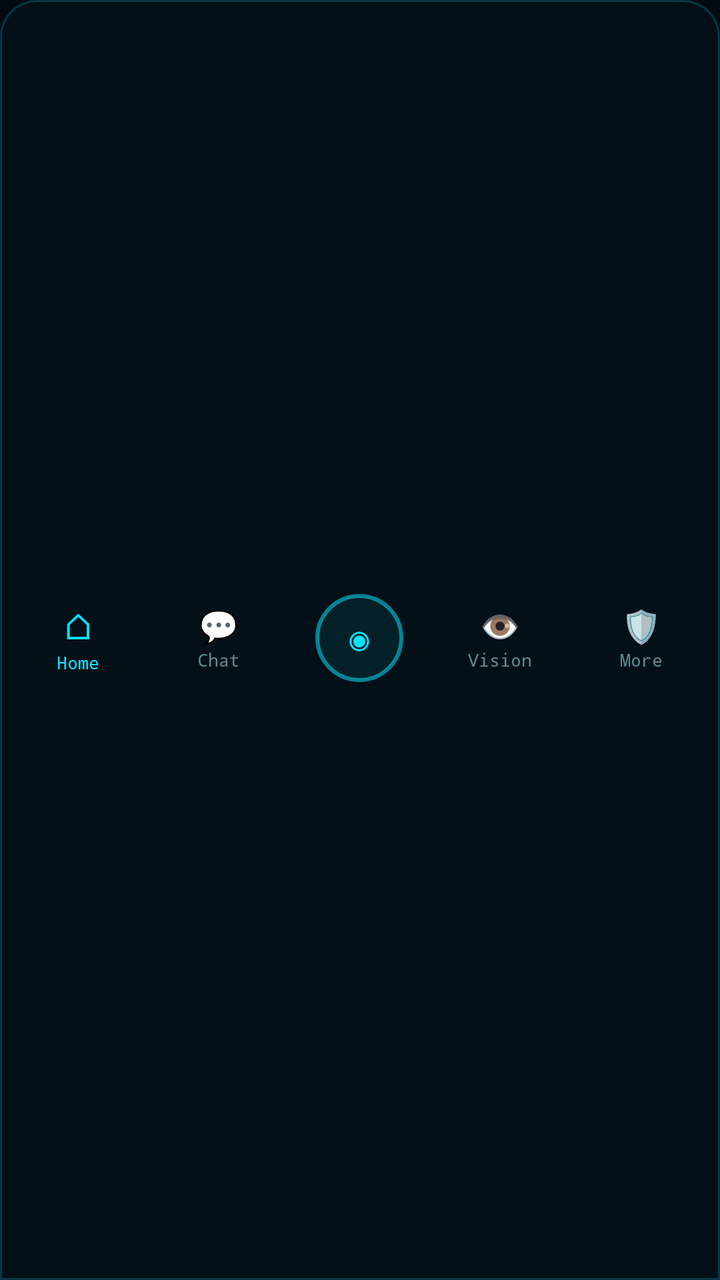
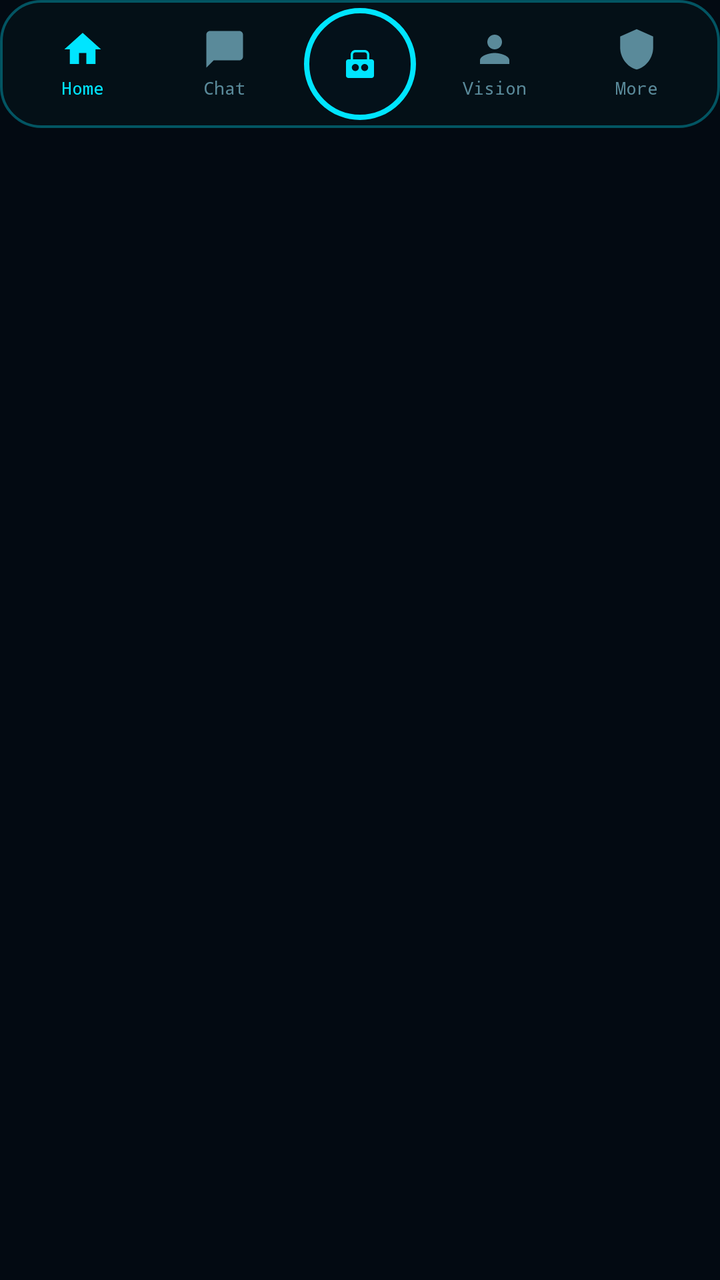

Screens rendered from an Android XML layout before and after an edit, with the pre-edit source and the edit as a unified diff.
<!-- AndroidManifest.xml: application theme Theme.Jarvis -->
<!-- res/layout/include_bottom_nav.xml -->
<?xml version="1.0" encoding="utf-8"?>
<LinearLayout xmlns:android="http://schemas.android.com/apk/res/android"
    android:id="@+id/bottomNav"
    android:layout_width="match_parent"
    android:layout_height="60dp"
    android:orientation="horizontal"
    android:gravity="center"
    android:background="@drawable/bg_jg_bottom_nav"
    android:paddingTop="4dp"
    android:paddingBottom="6dp"
    android:paddingStart="4dp"
    android:paddingEnd="4dp">

    <LinearLayout
        android:id="@+id/navHome"
        android:layout_width="0dp"
        android:layout_height="match_parent"
        android:layout_weight="1"
        android:orientation="vertical"
        android:gravity="center"
        android:background="?android:attr/selectableItemBackgroundBorderless">
        <TextView
            android:layout_width="wrap_content"
            android:layout_height="wrap_content"
            android:text="⌂"
            android:textColor="#00E5FF"
            android:textSize="18sp" />
        <TextView
            android:layout_width="wrap_content"
            android:layout_height="wrap_content"
            android:text="Home"
            android:textColor="#00E5FF"
            android:textSize="9sp"
            android:fontFamily="monospace" />
    </LinearLayout>

    <LinearLayout
        android:id="@+id/navChat"
        android:layout_width="0dp"
        android:layout_height="match_parent"
        android:layout_weight="1"
        android:orientation="vertical"
        android:gravity="center"
        android:background="?android:attr/selectableItemBackgroundBorderless">
        <TextView
            android:layout_width="wrap_content"
            android:layout_height="wrap_content"
            android:text="💬"
            android:textColor="#5C8A94"
            android:textSize="16sp" />
        <TextView
            android:layout_width="wrap_content"
            android:layout_height="wrap_content"
            android:text="Chat"
            android:textColor="#5C8A94"
            android:textSize="9sp"
            android:fontFamily="monospace" />
    </LinearLayout>

    
    <LinearLayout
        android:id="@+id/navMic"
        android:layout_width="0dp"
        android:layout_height="match_parent"
        android:layout_weight="1"
        android:orientation="vertical"
        android:gravity="center"
        android:background="?android:attr/selectableItemBackgroundBorderless">
        <TextView
            android:layout_width="44dp"
            android:layout_height="44dp"
            android:gravity="center"
            android:text="◉"
            android:textColor="#00E5FF"
            android:textSize="22sp"
            android:background="@drawable/bg_jg_reactor_ring" />
    </LinearLayout>

    <LinearLayout
        android:id="@+id/navArmor"
        android:layout_width="0dp"
        android:layout_height="match_parent"
        android:layout_weight="1"
        android:orientation="vertical"
        android:gravity="center"
        android:background="?android:attr/selectableItemBackgroundBorderless">
        <TextView
            android:layout_width="wrap_content"
            android:layout_height="wrap_content"
            android:text="👁"
            android:textColor="#5C8A94"
            android:textSize="16sp" />
        <TextView
            android:layout_width="wrap_content"
            android:layout_height="wrap_content"
            android:text="Vision"
            android:textColor="#5C8A94"
            android:textSize="9sp"
            android:fontFamily="monospace" />
    </LinearLayout>

    <LinearLayout
        android:id="@+id/navSettings"
        android:layout_width="0dp"
        android:layout_height="match_parent"
        android:layout_weight="1"
        android:orientation="vertical"
        android:gravity="center"
        android:background="?android:attr/selectableItemBackgroundBorderless">
        <TextView
            android:layout_width="wrap_content"
            android:layout_height="wrap_content"
            android:text="🛡"
            android:textColor="#5C8A94"
            android:textSize="16sp" />
        <TextView
            android:layout_width="wrap_content"
            android:layout_height="wrap_content"
            android:text="More"
            android:textColor="#5C8A94"
            android:textSize="9sp"
            android:fontFamily="monospace" />
    </LinearLayout>
</LinearLayout>
<!-- resources referenced by this layout -->
<resources>
  <!-- drawable bg_jg_bottom_nav (drawable) -->
  <?xml version="1.0" encoding="utf-8"?>
  <shape xmlns:android="http://schemas.android.com/apk/res/android" android:shape="rectangle">
      <solid android:color="#F0051018"/>
      <stroke android:width="1dp" android:color="#3300E5FF"/>
      <corners android:topLeftRadius="18dp" android:topRightRadius="18dp"/>
  </shape>
  <!-- drawable bg_jg_reactor_ring (drawable) -->
  <?xml version="1.0" encoding="utf-8"?>
  <shape xmlns:android="http://schemas.android.com/apk/res/android" android:shape="oval">
      <stroke android:width="2dp" android:color="#8800E5FF"/>
      <solid android:color="#1400E5FF"/>
  </shape>
  <style name="Theme.Jarvis" parent="Theme.AppCompat.NoActionBar">
          <item name="android:statusBarColor">#030A12</item>
          <item name="android:navigationBarColor">#030A12</item>
          <item name="android:windowBackground">#030A12</item>
          <item name="colorPrimary">#00E5FF</item>
          <item name="colorPrimaryDark">#030A12</item>
          <item name="colorAccent">#00E5FF</item>
          <item name="android:colorBackground">#030A12</item>
          <item name="android:windowLightStatusBar">false</item>
          <item name="android:textColorPrimary">#E8F7FF</item>
          <item name="android:textColorSecondary">#6B9AAB</item>
      </style>
</resources>

<!-- the commit's change to res/layout/include_bottom_nav.xml (unified diff, before → after) -->
@@ -1,124 +1,134 @@
 <?xml version="1.0" encoding="utf-8"?>
-<LinearLayout xmlns:android="http://schemas.android.com/apk/res/android"
-    android:id="@+id/bottomNav"
+<FrameLayout xmlns:android="http://schemas.android.com/apk/res/android"
     android:layout_width="match_parent"
-    android:layout_height="60dp"
-    android:orientation="horizontal"
-    android:gravity="center"
-    android:background="@drawable/bg_jg_bottom_nav"
-    android:paddingTop="4dp"
-    android:paddingBottom="6dp"
-    android:paddingStart="4dp"
-    android:paddingEnd="4dp">
+    android:layout_height="wrap_content"
+    android:paddingBottom="4dp">
 
     <LinearLayout
-        android:id="@+id/navHome"
-        android:layout_width="0dp"
-        android:layout_height="match_parent"
-        android:layout_weight="1"
-        android:orientation="vertical"
-        android:gravity="center"
-        android:background="?android:attr/selectableItemBackgroundBorderless">
-        <TextView
-            android:layout_width="wrap_content"
-            android:layout_height="wrap_content"
-            android:text="⌂"
-            android:textColor="#00E5FF"
-            android:textSize="18sp" />
-        <TextView
-            android:layout_width="wrap_content"
-            android:layout_height="wrap_content"
-            android:text="Home"
-            android:textColor="#00E5FF"
-            android:textSize="9sp"
-            android:fontFamily="monospace" />
+        android:layout_width="match_parent"
+        android:layout_height="64dp"
+        android:orientation="horizontal"
+        android:gravity="center_vertical"
+        android:background="@drawable/bg_bottom_nav_ref"
+        android:paddingStart="6dp"
+        android:paddingEnd="6dp">
+
+        
+        <LinearLayout
+            android:id="@+id/navHome"
+            android:layout_width="0dp"
+            android:layout_height="match_parent"
+            android:layout_weight="1"
+            android:orientation="vertical"
+            android:gravity="center"
+            android:clickable="true"
+            android:focusable="true">
+            <ImageView
+                android:layout_width="22dp"
+                android:layout_height="22dp"
+                android:src="@drawable/ic_home"
+                android:tint="#00E5FF" />
+            <TextView
+                android:layout_width="wrap_content"
+                android:layout_height="wrap_content"
+                android:text="Home"
+                android:textColor="#00E5FF"
+                android:textSize="9sp"
+                android:fontFamily="monospace"
+                android:layout_marginTop="2dp" />
+        </LinearLayout>
+
+        
+        <LinearLayout
+            android:id="@+id/navChat"
+            android:layout_width="0dp"
+            android:layout_height="match_parent"
+            android:layout_weight="1"
+            android:orientation="vertical"
+            android:gravity="center"
+            android:clickable="true"
+            android:focusable="true">
+            <ImageView
+                android:layout_width="22dp"
+                android:layout_height="22dp"
+                android:src="@drawable/ic_chat"
+                android:tint="#5A8A9A" />
+            <TextView
+                android:layout_width="wrap_content"
+                android:layout_height="wrap_content"
+                android:text="Chat"
+                android:textColor="#5A8A9A"
+                android:textSize="9sp"
+                android:fontFamily="monospace"
+                android:layout_marginTop="2dp" />
+        </LinearLayout>
+
+        
+        <FrameLayout
+            android:id="@+id/navMic"
+            android:layout_width="56dp"
+            android:layout_height="56dp"
+            android:layout_marginStart="4dp"
+            android:layout_marginEnd="4dp"
+            android:background="@drawable/bg_nav_center"
+            android:clickable="true"
+            android:focusable="true">
+            <ImageView
+                android:layout_width="28dp"
+                android:layout_height="28dp"
+                android:layout_gravity="center"
+                android:src="@drawable/ic_robot"
+                android:tint="#00E5FF" />
+        </FrameLayout>
+
+        
+        <LinearLayout
+            android:id="@+id/navArmor"
+            android:layout_width="0dp"
+            android:layout_height="match_parent"
+            android:layout_weight="1"
+            android:orientation="vertical"
+            android:gravity="center"
+            android:clickable="true"
+            android:focusable="true">
+            <ImageView
+                android:layout_width="22dp"
+                android:layout_height="22dp"
+                android:src="@drawable/ic_person"
+                android:tint="#5A8A9A" />
+            <TextView
+                android:layout_width="wrap_content"
+                android:layout_height="wrap_content"
+                android:text="Vision"
+                android:textColor="#5A8A9A"
+                android:textSize="9sp"
+                android:fontFamily="monospace"
+                android:layout_marginTop="2dp" />
+        </LinearLayout>
+
+        
+        <LinearLayout
+            android:id="@+id/navSettings"
+            android:layout_width="0dp"
+            android:layout_height="match_parent"
+            android:layout_weight="1"
+            android:orientation="vertical"
+            android:gravity="center"
+            android:clickable="true"
+            android:focusable="true">
+            <ImageView
+                android:layout_width="22dp"
+                android:layout_height="22dp"
+                android:src="@drawable/ic_shield"
+                android:tint="#5A8A9A" />
+            <TextView
+                android:layout_width="wrap_content"
+                android:layout_height="wrap_content"
+                android:text="More"
+                android:textColor="#5A8A9A"
+                android:textSize="9sp"
+                android:fontFamily="monospace"
+                android:layout_marginTop="2dp" />
+        </LinearLayout>
     </LinearLayout>
-
-    <LinearLayout
-        android:id="@+id/navChat"
-        android:layout_width="0dp"
-        android:layout_height="match_parent"
-        android:layout_weight="1"
-        android:orientation="vertical"
-        android:gravity="center"
-        android:background="?android:attr/selectableItemBackgroundBorderless">
-        <TextView
-            android:layout_width="wrap_content"
-            android:layout_height="wrap_content"
-            android:text="💬"
-            android:textColor="#5C8A94"
-            android:textSize="16sp" />
-        <TextView
-            android:layout_width="wrap_content"
-            android:layout_height="wrap_content"
-            android:text="Chat"
-            android:textColor="#5C8A94"
-            android:textSize="9sp"
-            android:fontFamily="monospace" />
-    </LinearLayout>
-
-    
-    <LinearLayout
-        android:id="@+id/navMic"
-        android:layout_width="0dp"
-        android:layout_height="match_parent"
-        android:layout_weight="1"
-        android:orientation="vertical"
-        android:gravity="center"
-        android:background="?android:attr/selectableItemBackgroundBorderless">
-        <TextView
-            android:layout_width="44dp"
-            android:layout_height="44dp"
-            android:gravity="center"
-            android:text="◉"
-            android:textColor="#00E5FF"
-            android:textSize="22sp"
-            android:background="@drawable/bg_jg_reactor_ring" />
-    </LinearLayout>
-
-    <LinearLayout
-        android:id="@+id/navArmor"
-        android:layout_width="0dp"
-        android:layout_height="match_parent"
-        android:layout_weight="1"
-        android:orientation="vertical"
-        android:gravity="center"
-        android:background="?android:attr/selectableItemBackgroundBorderless">
-        <TextView
-            android:layout_width="wrap_content"
-            android:layout_height="wrap_content"
-            android:text="👁"
-            android:textColor="#5C8A94"
-            android:textSize="16sp" />
-        <TextView
-            android:layout_width="wrap_content"
-            android:layout_height="wrap_content"
-            android:text="Vision"
-            android:textColor="#5C8A94"
-            android:textSize="9sp"
-            android:fontFamily="monospace" />
-    </LinearLayout>
-
-    <LinearLayout
-        android:id="@+id/navSettings"
-        android:layout_width="0dp"
-        android:layout_height="match_parent"
-        android:layout_weight="1"
-        android:orientation="vertical"
-        android:gravity="center"
-        android:background="?android:attr/selectableItemBackgroundBorderless">
-        <TextView
-            android:layout_width="wrap_content"
-            android:layout_height="wrap_content"
-            android:text="🛡"
-            android:textColor="#5C8A94"
-            android:textSize="16sp" />
-        <TextView
-            android:layout_width="wrap_content"
-            android:layout_height="wrap_content"
-            android:text="More"
-            android:textColor="#5C8A94"
-            android:textSize="9sp"
-            android:fontFamily="monospace" />
-    </LinearLayout>
-</LinearLayout>
+</FrameLayout>
<!-- resource entries referenced after the edit -->
@@ -1,18 +1,57 @@
 <!-- resources referenced by this layout -->
 <resources>
-  <!-- drawable bg_jg_bottom_nav (drawable) -->
+  <!-- drawable bg_bottom_nav_ref (drawable) -->
   <?xml version="1.0" encoding="utf-8"?>
   <shape xmlns:android="http://schemas.android.com/apk/res/android" android:shape="rectangle">
       <solid android:color="#F0051018"/>
-      <stroke android:width="1dp" android:color="#3300E5FF"/>
-      <corners android:topLeftRadius="18dp" android:topRightRadius="18dp"/>
+      <stroke android:width="1.2dp" android:color="#5500E5FF"/>
+      <corners android:radius="20dp"/>
   </shape>
-  <!-- drawable bg_jg_reactor_ring (drawable) -->
+  <!-- drawable bg_nav_center (drawable) -->
   <?xml version="1.0" encoding="utf-8"?>
   <shape xmlns:android="http://schemas.android.com/apk/res/android" android:shape="oval">
-      <stroke android:width="2dp" android:color="#8800E5FF"/>
-      <solid android:color="#1400E5FF"/>
+      <solid android:color="#1A082030"/>
+      <stroke android:width="2.5dp" android:color="#00E5FF"/>
   </shape>
+  <!-- drawable ic_chat (drawable) -->
+  <vector xmlns:android="http://schemas.android.com/apk/res/android"
+      android:width="24dp" android:height="24dp" android:viewportWidth="24" android:viewportHeight="24">
+      <path android:fillColor="#FFFFFF" android:pathData="M20,2H4C2.9,2 2,2.9 2,4v18l4,-4h14c1.1,0 2,-0.9 2,-2V4C22,2.9 21.1,2 20,2z"/>
+  </vector>
+  <!-- drawable ic_home (drawable) -->
+  <?xml version="1.0" encoding="utf-8"?>
+  <vector xmlns:android="http://schemas.android.com/apk/res/android"
+      android:width="24dp" android:height="24dp"
+      android:viewportWidth="24" android:viewportHeight="24">
+      <path
+          android:fillColor="#00E5FF"
+          android:pathData="M10,20v-6h4v6h5v-8h3L12,3 2,12h3v8z"/>
+  </vector>
+  <!-- drawable ic_person (drawable) -->
+  <vector xmlns:android="http://schemas.android.com/apk/res/android"
+      android:width="24dp"
+      android:height="24dp"
+      android:viewportWidth="24"
+      android:viewportHeight="24">
+      <path
+          android:fillColor="#00E5FF"
+          android:pathData="M12,12c2.21,0 4,-1.79 4,-4s-1.79,-4 -4,-4S8,5.79 8,8S9.79,12 12,12zM12,14c-2.67,0 -8,1.34 -8,4v2h16v-2C20,15.34 14.67,14 12,14z" />
+  </vector>
+  <!-- drawable ic_robot (drawable) -->
+  <vector xmlns:android="http://schemas.android.com/apk/res/android"
+      android:width="24dp"
+      android:height="24dp"
+      android:viewportWidth="24"
+      android:viewportHeight="24">
+      <path
+          android:fillColor="#00E5FF"
+          android:pathData="M17,10h-1V8c0,-1.1 -0.9,-2 -2,-2h-4C8.9,6 8,6.9 8,8v2H7c-0.55,0 -1,0.45 -1,1v6c0,0.55 0.45,1 1,1h10c0.55,0 1,-0.45 1,-1v-6C18,10.45 17.55,10 17,10zM9,8c0,-0.55 0.45,-1 1,-1h4c0.55,0 1,0.45 1,1v2H9V8zM10,15c-0.83,0 -1.5,-0.67 -1.5,-1.5S9.17,12 10,12s1.5,0.67 1.5,1.5S10.83,15 10,15zM14,15c-0.83,0 -1.5,-0.67 -1.5,-1.5S13.17,12 14,12s1.5,0.67 1.5,1.5S14.83,15 14,15z" />
+  </vector>
+  <!-- drawable ic_shield (drawable) -->
+  <vector xmlns:android="http://schemas.android.com/apk/res/android"
+      android:width="24dp" android:height="24dp" android:viewportWidth="24" android:viewportHeight="24">
+      <path android:fillColor="#FFFFFF" android:pathData="M12,1L3,5v6c0,5.55 3.84,10.74 9,12c5.16,-1.26 9,-6.45 9,-12V5L12,1z"/>
+  </vector>
   <style name="Theme.Jarvis" parent="Theme.AppCompat.NoActionBar">
           <item name="android:statusBarColor">#030A12</item>
           <item name="android:navigationBarColor">#030A12</item>
